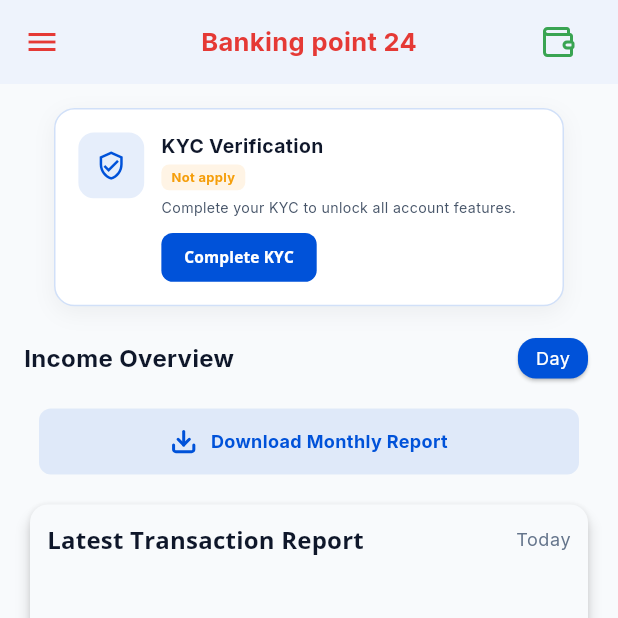
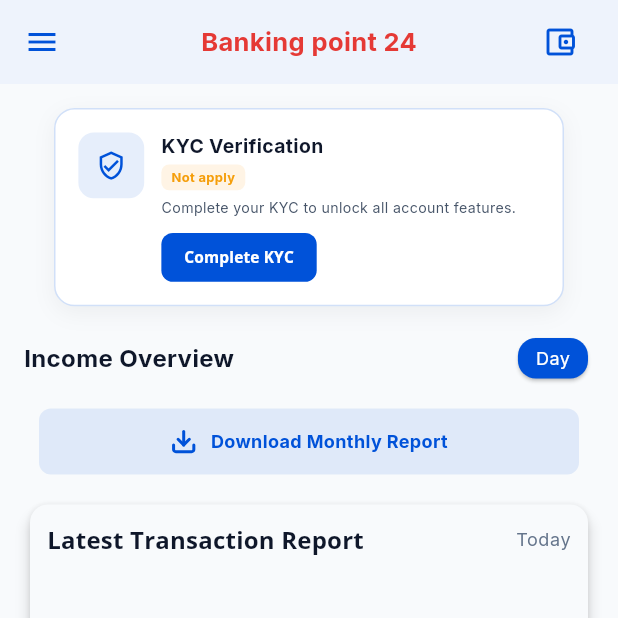
Before and after one commit to Venkantesh22/fedpay, a Flutter app: the HomeScreen screen opened directly with empty values, on a phone screen of 412 x 824 dp, the top half of it. Run offline on Flutter 3.47's test engine with Material 3 defaults, Android fonts, the phone set to English and light mode, and no system bars; drawn by our look-alikes of toastification; our stand-ins replace audioplayers, cached_network_image, cloud_firestore, connectivity_plus, device_info_plus, file_picker and 22 more; missing offline and left inert: contacts_service_plus, encrypt, excel, image_gallery_saver_plus, wallpaper_manager_flutter; accounts and stored records are empty; project files that could hold a hidden picture were left out.

Commit message:
update a home screen UI

```diff
--- a/lib/views/screens/dashboard/home_screen/home_screen.dart
+++ b/lib/views/screens/dashboard/home_screen/home_screen.dart
@@ -1,5 +1,4 @@
 import 'dart:developer';
-
 import 'package:flutter/material.dart';
 import 'package:flutter_screenutil/flutter_screenutil.dart';
 import 'package:flutter_svg/svg.dart';
@@ -12,10 +11,10 @@ import 'package:lekra/services/constants.dart';
 import 'package:lekra/services/date_formatters_and_converters.dart';
 import 'package:lekra/services/theme.dart';
 import 'package:lekra/views/base/custom_image.dart';
+import 'package:lekra/views/screens/auth_screens/login_screen.dart';
 import 'package:lekra/views/screens/dashboard/home_screen/components/graph.dart';
 import 'package:lekra/views/screens/dashboard/home_screen/components/income_overview_section.dart';
 import 'package:lekra/views/screens/dashboard/home_screen/components/kyc_pending_card.dart';
-import 'package:lekra/views/screens/dashboard/home_screen/components/recharge_and_pay_section.dart';
 import 'package:lekra/views/screens/dashboard/home_screen/components/transaction_history_section.dart';
 import 'package:lekra/views/screens/kyc_form/kyc_form_screen.dart';
 import 'package:lekra/views/screens/wallet/wallet_screen/wallet_screen.dart';
@@ -66,8 +65,8 @@ class _HomeScreenState extends State<HomeScreen> {
                 todate: dateFormat.format(getDateTime()),
                 isShowOnly10: true);
           } else {
-            // auth.logout(context);
-            // navigate(context: context, page: LoginScreen());
+            auth.logout(context);
+            navigate(context: context, page: LoginScreen());
           }
         });
       }
@@ -86,7 +85,7 @@ class _HomeScreenState extends State<HomeScreen> {
             },
             icon: Icon(
               Icons.menu,
-              color: secondaryColor,
+              color: primaryColor,
             )),
         title: Text(
           AppConstants.appName,
@@ -99,16 +98,15 @@ class _HomeScreenState extends State<HomeScreen> {
         centerTitle: true,
         actions: [
           GestureDetector(
-            onTap: () {
-              navigate(context: context, page: const WalletScreen());
-            },
-            child: SvgPicture.asset(
-              Assets.svgsWallet,
-              height: 24,
-              width: 24,
-            ),
-          ),
-          const SizedBox(
+              onTap: () {
+                navigate(context: context, page: const WalletScreen());
+              },
+              child: Icon(
+                Icons.account_balance_wallet_outlined,
+                size: 24,
+                color: primaryColor,
+              )),
+          sizedBoxWidth(
             width: 28,
           )
         ],
```
